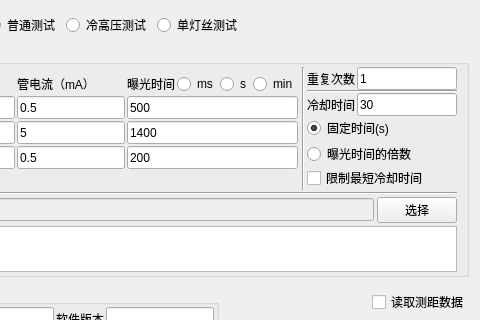
This is test_param_settings.ui in curious-heart/X-exposer-tool as Qt 5 draws it before an edit; both pictures show x 156 to 636 and y 0 to 320 of the 636 by 567 pixel window. The edited form follows.
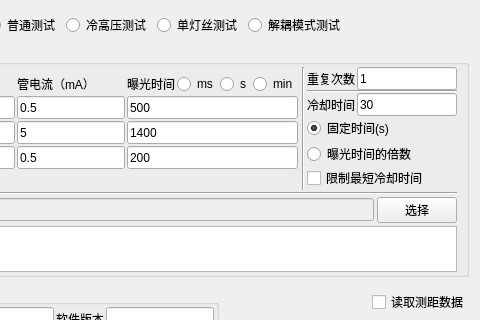
This is the edited form.

```diff
--- a/test_param_settings.ui
+++ b/test_param_settings.ui
@@ -84,6 +84,13 @@
        </property>
       </widget>
      </item>
+     <item>
+      <widget class="QRadioButton" name="testContentDecoupleRButton">
+       <property name="text">
+        <string>解耦模式测试</string>
+       </property>
+      </widget>
+     </item>
      <item>
       <spacer name="horizontalSpacer">
        <property name="orientation">
```
